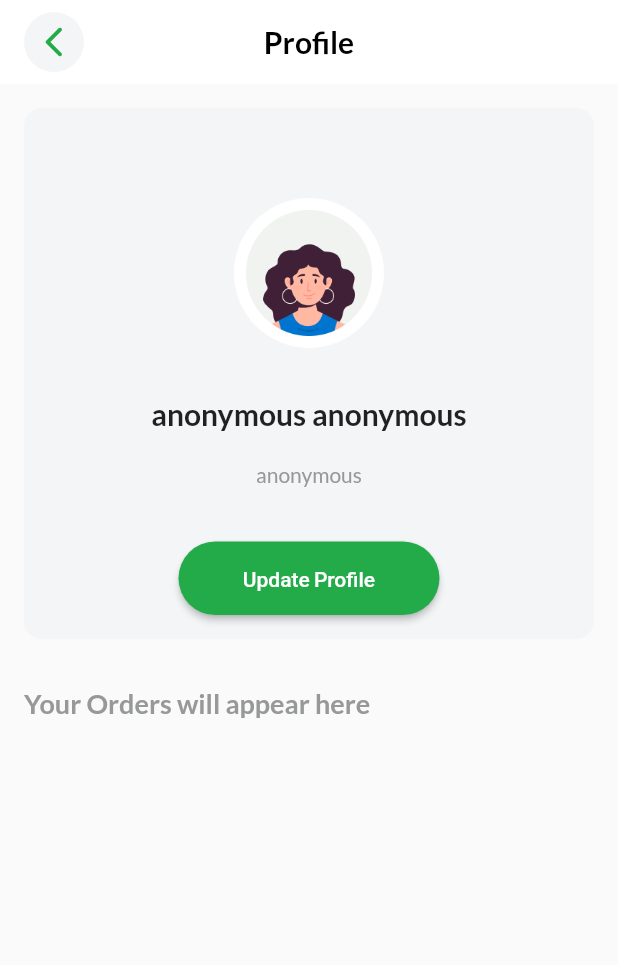
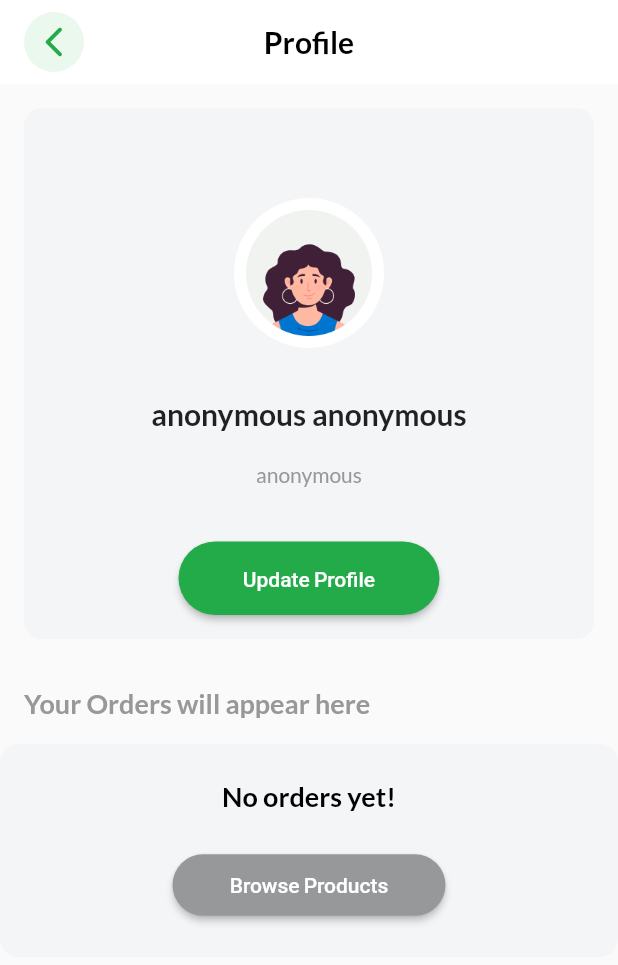
Before and after one commit to owidi-001/delidash-customer, a Flutter app: the Profile screen opened by its route, on a phone screen of 412 x 824 dp. Shown: the top 965 px of the screen. Run offline on Flutter 3.47's test engine with Material 2 defaults, Android fonts, the light colour scheme and no system bars; our stand-ins replace equatable, geocoding, geolocator, google_fonts, google_maps_flutter, shared_preferences; accounts and stored records are empty; network calls fail.

```diff
--- a/lib/routes/app_router.dart
+++ b/lib/routes/app_router.dart
@@ -1,6 +1,6 @@
 // API URL
-const String baseURL = "http://owidi.pythonanywhere.com/api/v1";
-// const String baseURL = "http://192.168.172.16:8000/api/v1";
+// const String baseURL = "http://owidi.pythonanywhere.com";
+const String baseURL = "http://192.168.1.157:8000";
 
 // Routes for app
 class AppRoute {
@@ -49,10 +49,10 @@ class ApiUrl {
   static const String feedback = "$baseURL/orders/feedback";
 
   // Vendors
-  static const String listVendors = "$baseURL/vendor/vendors/";
+  static const String listVendors = "$baseURL/vendors";
 
   // products
-  static const String listProducts = "$baseURL/product/";
+  static const String listProducts = "$baseURL/products/products/";
 
-  static const String listCategories = "$baseURL/categories/";
+  static const String listCategories = "$baseURL/products/categories/";
 }
--- a/lib/screens/cart.dart
+++ b/lib/screens/cart.dart
@@ -33,7 +33,7 @@ class _CartScreenState extends State<CartScreen> {
           child: const Padding(
             padding: EdgeInsets.only(left: 16),
             child: CircleAvatar(
-              backgroundColor: AppTheme.lightColor,
+              backgroundColor: AppTheme.gradientColor,
               child: Icon(
                 Icons.arrow_back_ios_new_rounded,
                 color: AppTheme.primaryColor,
--- a/lib/screens/product_detail.dart
+++ b/lib/screens/product_detail.dart
@@ -42,7 +42,7 @@ class _ProductDetailScreenState extends State<ProductDetailScreen> {
           child: const Padding(
             padding: EdgeInsets.only(left: 16),
             child: CircleAvatar(
-              backgroundColor: AppTheme.lightColor,
+              backgroundColor: AppTheme.gradientColor,
               child: Icon(
                 Icons.arrow_back_ios_new_rounded,
                 color: AppTheme.primaryColor,
--- a/lib/screens/profile.dart
+++ b/lib/screens/profile.dart
@@ -16,9 +16,6 @@ class Profile extends StatefulWidget {
 class _ProfileState extends State<Profile> {
   @override
   Widget build(BuildContext context) {
-    var orders = [1, 2, 3];
-    bool hasOrders = orders.isEmpty;
-
     var user = context.watch<AuthenticationProvider>().user;
     var appProvider = Provider.of<MealioApplicationProvider>(context);
 
@@ -37,7 +34,7 @@ class _ProfileState extends State<Profile> {
           child: const Padding(
             padding: EdgeInsets.only(left: 16),
             child: CircleAvatar(
-              backgroundColor: AppTheme.lightColor,
+              backgroundColor: AppTheme.gradientColor,
               child: Icon(
                 Icons.arrow_back_ios_new_rounded,
                 color: AppTheme.primaryColor,
@@ -141,7 +138,7 @@ class _ProfileState extends State<Profile> {
             ),
 
             // List view
-            hasOrders
+            appProvider.orders.isEmpty
                 ? //check if customer has made any orders
                 SliverToBoxAdapter(
                     child: Container(
```
Also changed, not shown: lib/screens/checkout_screen.dart (+3 -4 lines), lib/screens/login_screen.dart (+16 -21 lines), lib/screens/products_list_screen.dart (+14 -6 lines).
